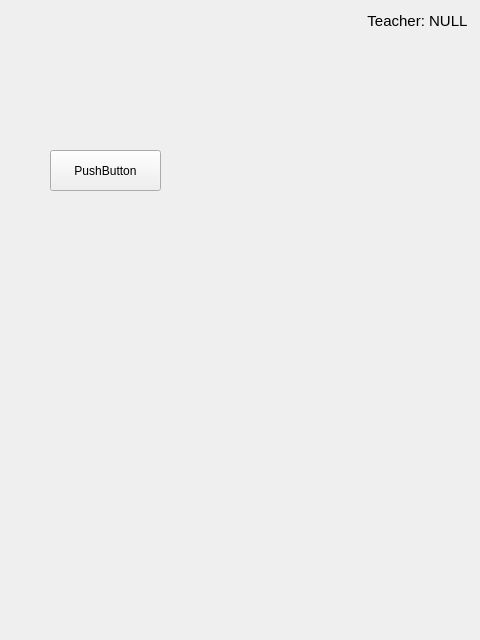
Above: ui/mainPanel.ui from SuperMonkeyRules/DTPythonL3 before the change. Below: the same form after it.
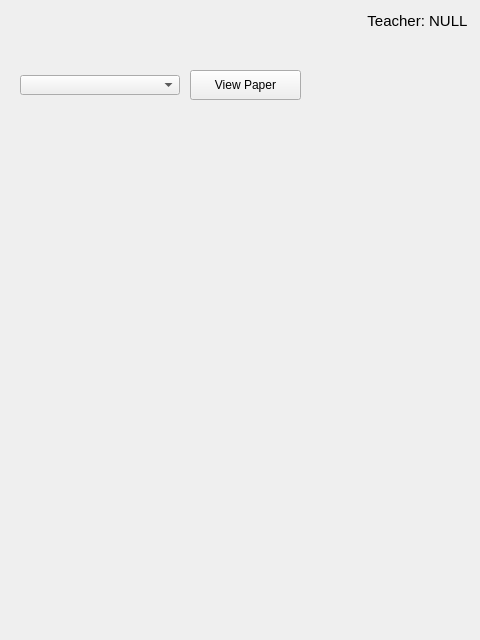
That is the form after the change.

Commit message: Started on paper view

Diff of the .ui file:
```diff
--- a/ui/mainPanel.ui
+++ b/ui/mainPanel.ui
@@ -36,14 +36,24 @@
    <widget class="QPushButton" name="pushButton">
     <property name="geometry">
      <rect>
-      <x>50</x>
-      <y>150</y>
+      <x>190</x>
+      <y>70</y>
       <width>111</width>
-      <height>41</height>
+      <height>30</height>
      </rect>
     </property>
     <property name="text">
-     <string>PushButton</string>
+     <string>View Paper</string>
+    </property>
+   </widget>
+   <widget class="QComboBox" name="paperCOMBO">
+    <property name="geometry">
+     <rect>
+      <x>20</x>
+      <y>75</y>
+      <width>160</width>
+      <height>20</height>
+     </rect>
     </property>
    </widget>
   </widget>
```
Left out of the diff: 2 changed lines with no effect on the pictures. The commit also changes 6 other files.
